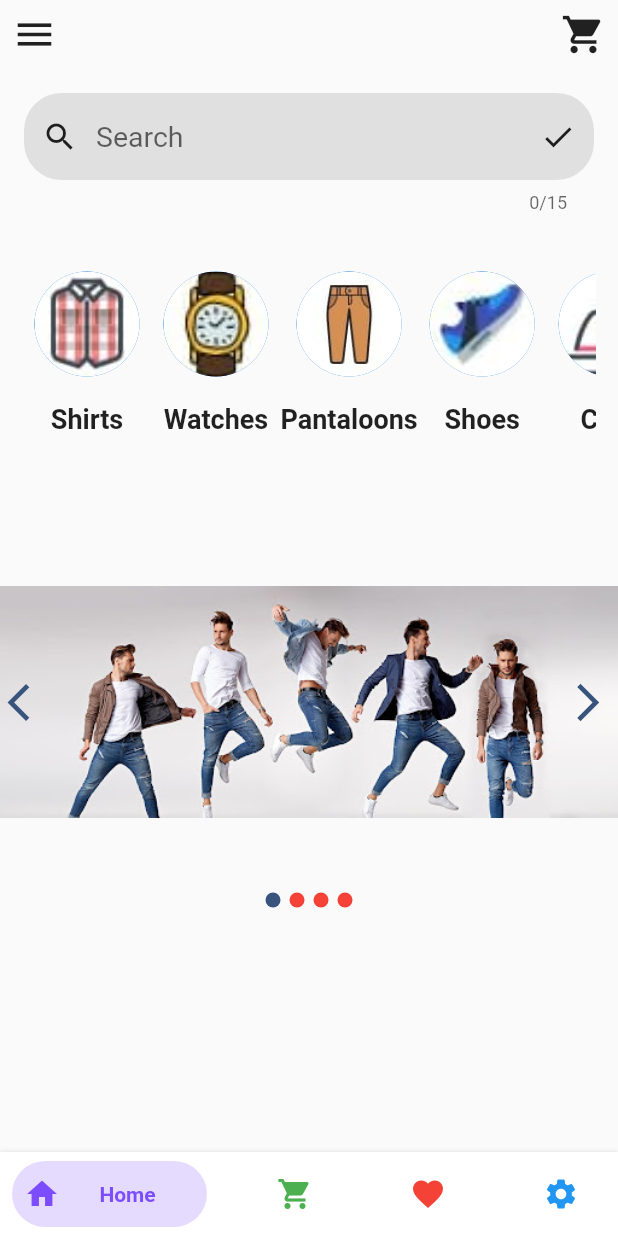
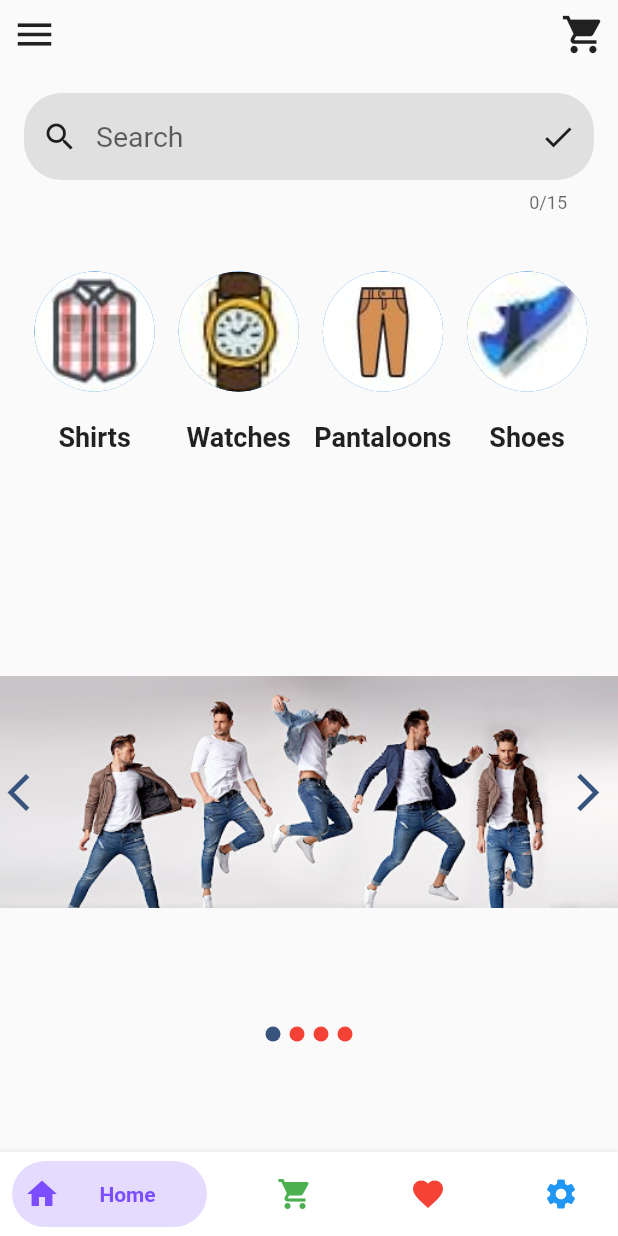
Before and after one commit to Tolbaax/shopify, a Flutter app: the HomeScreen screen opened by its route, on a phone screen of 412 x 824 dp. Run offline on Flutter 3.47's test engine with Material 2 defaults, Android fonts, the phone set to English and light mode, and no system bars; drawn by our look-alikes of bottom_navy_bar; our stand-ins replace animated_splash_screen, flutter_screenutil, flutter_swiper_null_safety, font_awesome_flutter, google_fonts; Roboto replaces fonts that are missing (Acme).

Commit message:
Shopify UI App

```diff
--- /dev/null
+++ b/lib/Model/Category.dart
@@ -0,0 +1,6 @@
+class CategoryModel{
+  String? categoryNames;
+  String? categoryImageUrl;
+  String? swiperImage;
+  CategoryModel({this.categoryNames,this.categoryImageUrl,this.swiperImage});
+}
--- a/lib/View/Screens/HomeScreen.dart
+++ b/lib/View/Screens/HomeScreen.dart
@@ -1,7 +1,7 @@
 import 'package:flutter/material.dart';
 import 'package:bottom_navy_bar/bottom_navy_bar.dart';
 import 'package:provider/provider.dart';
-import 'package:sign/Provider/ThemeProv.dart';
+import 'package:sign/Model/ThemeProv.dart';
 import 'package:sign/View/Screens/Cart.dart';
 import 'package:sign/View/Screens/FavScreen.dart';
 import 'package:sign/View/Screens/HomeView.dart';
@@ -17,22 +17,18 @@ class _HomeScreenState extends State<HomeScreen> {
   int currentIndex = 0;
   GlobalKey<ScaffoldState> key = GlobalKey<ScaffoldState>();
   List view = [
-    HomeView(),
-    Cart(),
-    FavScreen(),
-    Settings(),
+    HomeView(), Cart(), FavScreen(), Settings(),
   ];
   @override
   Widget build(BuildContext context) {
     return Scaffold(
       key: key,
       drawer: Drawer(
-        child: Center(
-            child: InkWell(
-                onTap: () {
-                  Provider.of<ThemeProv>(context,listen: false).changeTheme();
-                },
-                child: Icon(Icons.brightness_medium,size: 40,))),
+        child: InkWell(
+            onTap: () {
+              Provider.of<ThemeProv>(context,listen: false).changeTheme();
+            },
+            child: Icon(Icons.brightness_medium,size: 40,)),
       ),
       bottomNavigationBar: BottomNavyBar(
         selectedIndex: currentIndex,
--- a/lib/View/Screens/HomeView.dart
+++ b/lib/View/Screens/HomeView.dart
@@ -1,40 +1,31 @@
 import 'package:flutter/material.dart';
 import 'package:flutter_swiper_null_safety/flutter_swiper_null_safety.dart';
 import 'package:google_fonts/google_fonts.dart';
+import 'package:flutter_screenutil/flutter_screenutil.dart';
+import 'package:sign/Model/Category.dart';
+import 'package:sign/View/Screens/CategoryScreen.dart';
 class HomeView extends StatefulWidget {
-  static String id='HomeView';
+  static String id = 'HomeView';
   @override
   _HomeViewState createState() => _HomeViewState();
 }
+List<CategoryModel>category=[
+  CategoryModel(categoryNames: 'Shirts',categoryImageUrl:'images/shirt.jpg',),
+  CategoryModel(categoryNames: 'Watches',categoryImageUrl:'images/clock.jpg',),
+  CategoryModel(categoryNames: 'Pantaloons',categoryImageUrl:'images/pantalon.jpg',),
+  CategoryModel(categoryNames: 'Shoes',categoryImageUrl:'images/photo_2021-03-29_16-20-45.jpg',),
+  CategoryModel(categoryNames: 'Caps',categoryImageUrl:'images/photo_2021-03-29_16-20-44 (2).jpg',),
+  CategoryModel(categoryNames: 'Jackets',categoryImageUrl:'images/photo_2021-03-29_16-20-44 (3).jpg',),
+  CategoryModel(categoryNames: 'Bags',categoryImageUrl:'images/photo_2021-03-29_16-20-44 (4).jpg',),
+];
+List<String>imageList=['images/06.jpg', 'images/07.jpg', 'images/08.jpg', 'images/09.jpg',];
 class _HomeViewState extends State<HomeView> {
-  List<String>imageUrl=[
-    'images/shirt.jpg',
-    'images/clock.jpg',
-    'images/pantalon.jpg',
-    'images/photo_2021-03-29_16-20-45.jpg',
-    'images/photo_2021-03-29_16-20-44 (2).jpg',
-    'images/photo_2021-03-29_16-20-44 (3).jpg',
-    'images/photo_2021-03-29_16-20-44 (4).jpg',
-  ];
-  List<String>imageText=[
-    'Shirts',
-    'Watches',
-    'Pantaloons',
-    'Shoes',
-    'Caps',
-    'Jackets',
-    'Bags',
-  ];
-  List<String>imageList=[
-    'images/06.jpg',
-    'images/07.jpg',
-    'images/08.jpg',
-    'images/09.jpg',
-  ];
   @override
   Widget build(BuildContext context) {
     return Scaffold(
-      body:Container(
+      body: ListView(
+        children: [
+          Container(
             child: SingleChildScrollView(
               child: Column(
                 children: [
@@ -43,64 +34,74 @@ class _HomeViewState extends State<HomeView> {
                     child: TextField(
                       maxLength: 15,
                       decoration: InputDecoration(
-                    border: OutlineInputBorder(borderRadius: BorderRadius.circular(25),
-                        borderSide: BorderSide.none),
+                        border: OutlineInputBorder(borderRadius:
+                        BorderRadius.circular(25), borderSide: BorderSide.none),
                         contentPadding: EdgeInsets.all(18),
-                    prefixIcon: Icon(Icons.search,color: Colors.black87,),
-                    suffixIcon: Icon(Icons.check,color: Colors.black87,),
-                    fillColor: Colors.grey[300],filled: true,
-                    hintText: 'Search',hintStyle: TextStyle(fontSize: 19),
+                        prefixIcon: Icon(Icons.search, color: Colors.black87,),
+                        suffixIcon: Icon(Icons.check, color: Colors.black87,),
+                        fillColor: Colors.grey[300],
+                        filled: true,
+                        hintText: 'Search',
+                        hintStyle: TextStyle(fontSize: 19),
                       ),
                     ),
                   ),
                   SizedBox(
-                height: 160,
+                    height: 160.h,
                     child: Padding(
                       padding: const EdgeInsets.all(15.0),
                       child: ListView.builder(
-                      itemCount: 7,
+                          itemCount: category.length,
                           scrollDirection: Axis.horizontal,
-                      itemBuilder: (context,index){
+                          itemBuilder: (context, index) {
                             return Container(
+                              child: InkWell(
+                                onTap: () {
+                                  Navigator.push(context, MaterialPageRoute(builder:
+                                      (context) => CategoryScreen(
+                                        categoryTitle: category[index].categoryNames,)));
+                                },
                                 child: Column(
                                   children: [
                                     Padding(
                                       padding: const EdgeInsets.all(8.0),
                                       child: CircleAvatar(
-                              radius: 35,
-                              backgroundImage: AssetImage(imageUrl[index]),
+                                        radius: 35.r,
+                                        backgroundImage: AssetImage(
+                                            category[index].categoryImageUrl!),
                                       ),
                                     ),
                                     SizedBox(
-                            height: 10,
+                                      height: 10.h,
                                     ),
-                          Text(imageText[index],style:
-                          GoogleFonts.acme(fontSize: 18,fontWeight: FontWeight.w600),),
+                                    Text(
+                                      category[index].categoryNames!, style: GoogleFonts.acme(
+                                          fontSize: 18, fontWeight: FontWeight.w600),
+                                    ),
                                   ],
+                                ),
                               ),
                             );
                           }),
                     ),
                   ),
                   Container(
-                height: 300,width: double.infinity,
+                    height: 300.h, width: double.infinity.w,
                     child: Swiper(
                       pagination: new SwiperPagination(
                         alignment: Alignment.bottomCenter,
                         builder: new DotSwiperPaginationBuilder(
                             color: Colors.red, activeColor: Color(0xff38547C)),
                       ),
-                  control: new SwiperControl(
-                    color: Color(0xff38547C),
+                      control: new SwiperControl(color: Color(0xff38547C),
                       ),
                       autoplay: true,
                       itemCount: imageList.length,
-                  itemBuilder: (context,index)
-                  {
+                      itemBuilder: (context, index) {
                         return Container(
-                      height: 120,
-                      width: double.infinity,
-                      child: Image(image: AssetImage(imageList[index]),),
+                          height: 120.h, width: double.infinity,
+                          child: Image(image: AssetImage(imageList[index]),
+                          ),
                         );
                       },
                     ),
@@ -109,6 +110,8 @@ class _HomeViewState extends State<HomeView> {
               ),
             ),
           ),
+        ],
+      ),
     );
   }
 }
--- a/lib/View/Screens/OnBoarding.dart
+++ b/lib/View/Screens/OnBoarding.dart
@@ -13,7 +13,9 @@ class _OnBoardingState extends State<OnBoarding> {
   @override
   Widget build(BuildContext context) {
     return Scaffold(
-      body: Center(
+      body: ListView(
+        children: [
+          Center(
             child: Padding(
               padding: const EdgeInsets.all(35.0),
               child: Column(
@@ -61,6 +63,8 @@ class _OnBoardingState extends State<OnBoarding> {
               ),
             ),
           ),
+        ],
+      ),
     );
   }
 }
--- a/pubspec.yaml
+++ b/pubspec.yaml
@@ -36,6 +36,7 @@ dependencies:
   provider:
   dependencies:
   flutter_swiper_null_safety: ^1.0.2
+  flutter_screenutil: ^5.0.0+2
 dev_dependencies:
   flutter_test:
     sdk: flutter
```
Also changed, not shown: lib/View/Screens/CategoryScreen.dart (added, +17 -0 lines), lib/View/Screens/SignUp.dart (+79 -29 lines), lib/main.dart (+7 -2 lines), lib/Model/ThemeProv.dart (renamed from lib/Provider/ThemeProv.dart), pubspec.lock. Lines whose indentation alone changed are shown as unchanged.
